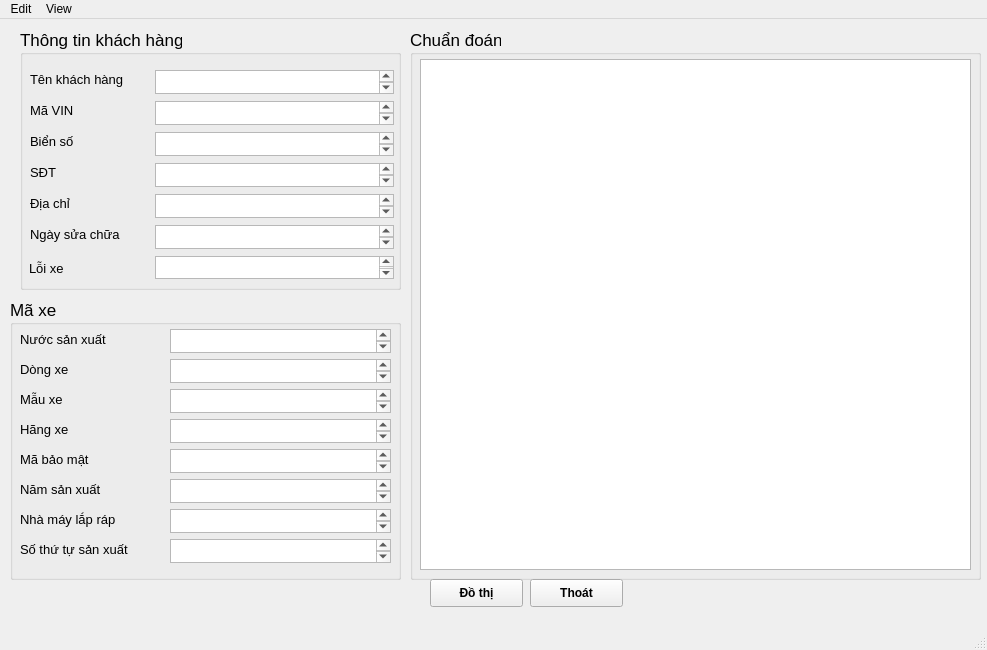
First picture: the form in GUI/GUIdisplay.ui, repository Vuchauduytung/LuanVan, before the edit.
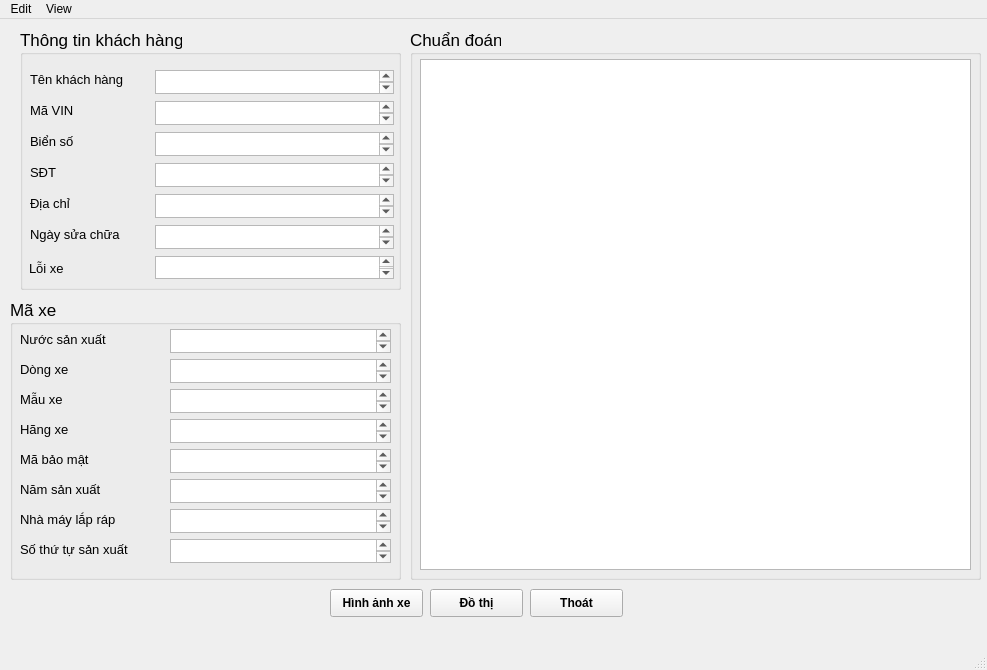
Second picture: the form after the edit.

The edit to the form file:
```diff
--- a/GUI/GUIdisplay.ui
+++ b/GUI/GUIdisplay.ui
@@ -7,7 +7,7 @@
     <x>0</x>
     <y>0</y>
     <width>987</width>
-    <height>650</height>
+    <height>670</height>
    </rect>
   </property>
   <property name="windowTitle">
@@ -512,7 +512,7 @@
     <property name="geometry">
      <rect>
       <x>430</x>
-      <y>560</y>
+      <y>570</y>
       <width>93</width>
       <height>28</height>
      </rect>
@@ -531,7 +531,7 @@
     <property name="geometry">
      <rect>
       <x>530</x>
-      <y>560</y>
+      <y>570</y>
       <width>93</width>
       <height>28</height>
      </rect>
@@ -546,6 +546,25 @@
      <string>Thoát</string>
     </property>
    </widget>
+   <widget class="QPushButton" name="BT_graph_fix">
+    <property name="geometry">
+     <rect>
+      <x>330</x>
+      <y>570</y>
+      <width>93</width>
+      <height>28</height>
+     </rect>
+    </property>
+    <property name="font">
+     <font>
+      <weight>75</weight>
+      <bold>true</bold>
+     </font>
+    </property>
+    <property name="text">
+     <string>Hình ảnh xe</string>
+    </property>
+   </widget>
   </widget>
   <widget class="QMenuBar" name="menubar">
    <property name="geometry">
```
